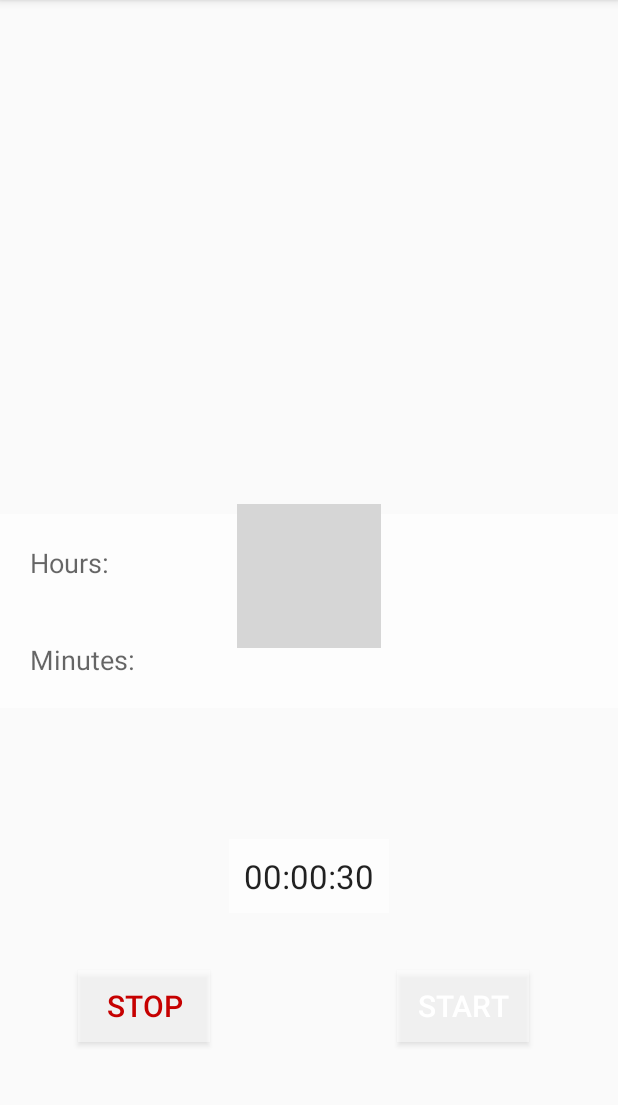
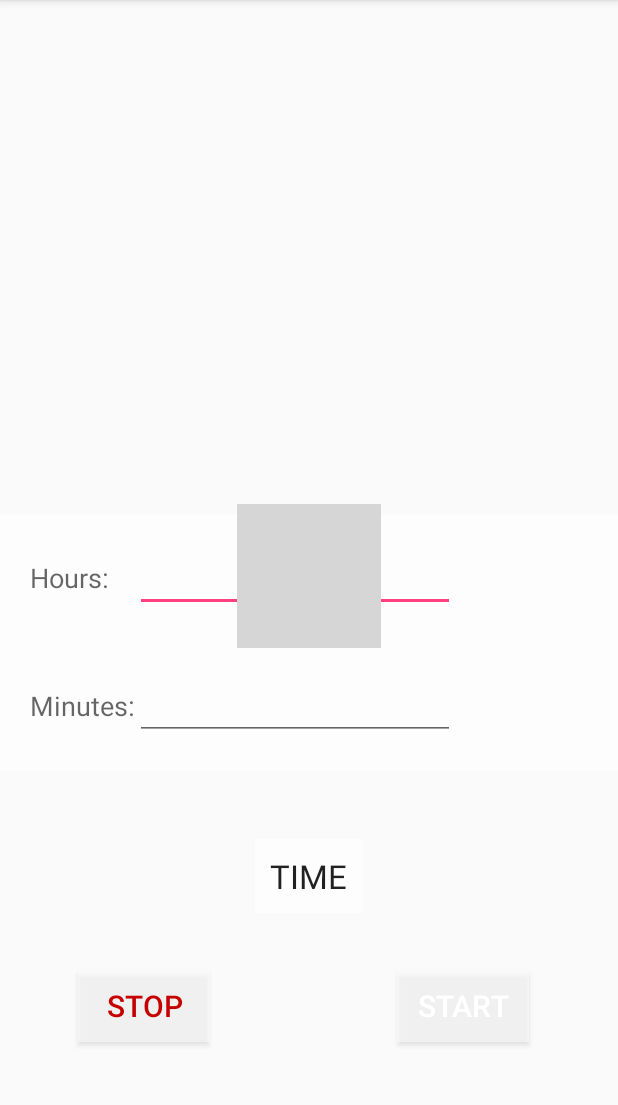
Before and after one commit to caoimheharvey/Assignment3, an Android app: the Timer screen opened directly, with no data from a screen before it, on a phone screen of 412 x 824 dp, the part 84-1189 px from its top. Run offline under Robolectric (Android 15) with nearby library versions, the light colour scheme and no system bars; 2 statements that could not run were skipped; grey boxes are pictures that could not be loaded.

Commit message:
conversion methods added

```diff
--- a/app/src/main/java/dit/assignment3/Timer.java
+++ b/app/src/main/java/dit/assignment3/Timer.java
@@ -17,6 +17,9 @@ public class Timer extends AppCompatActivity {
     EditText hoursIn, minIn;
     Button start, stop;
     TextView textViewTime;
+    int totalTime;
+    int inHr, inMin;
+    int hoursMs, minMs;
 
     @Override
     protected void onCreate(Bundle savedInstanceState) {
@@ -24,17 +27,24 @@ public class Timer extends AppCompatActivity {
         setContentView(R.layout.activity_timer);
 
         //initiallizing declared variables
-       // hoursIn = (EditText) findViewById(R.id.hoursET);
-        //minIn = (EditText) findViewById(R.id.minET);
+        hoursIn = (EditText) findViewById(R.id.hoursET);
+        minIn = (EditText) findViewById(R.id.minET);
         start = (Button) findViewById(R.id.startButton);
         stop = (Button) findViewById(R.id.stopButton);
         textViewTime = (TextView) findViewById(R.id.timeDisp);
 
+        inHr = Integer.parseInt(String.valueOf(hoursIn));
+        inMin = Integer.parseInt(String.valueOf(minIn));
 
+        hoursMs = hrsToMs(inHr);
+        minMs = minToMs(inMin);
+        totalTime = hoursMs * minMs;
 
-        textViewTime.setText("00:00:30");
+        //temp start time
+        textViewTime.setText("TIME");
 
-        final CounterClass timer = new CounterClass(30000, 1000);
+        //counter class below -> new CounterClass(time, interval)
+        final CounterClass timer = new CounterClass(totalTime, 1000);
         start.setOnClickListener(new View.OnClickListener() {
             @Override
             public void onClick(View v) {
@@ -51,9 +61,28 @@ public class Timer extends AppCompatActivity {
         });
 
 
-
     }
 
+    private int hrsToMs(int hours)
+    {
+        //site for conversions:
+        //http://amsi.org.au/teacher_modules/D0/D0g2.png
+
+        int minutes = hours * 60;
+        int seconds = minutes * 60;
+        int millis = seconds * 1000;
+        return  millis;
+    }
+
+    private int minToMs(int min)
+    {
+        //site for conversions:
+        //http://amsi.org.au/teacher_modules/D0/D0g2.png
+
+        int seconds = min * 60;
+        int millis = seconds * 1000;
+        return  millis;
+    }
 
 
     public class CounterClass extends CountDownTimer {
@@ -71,6 +100,7 @@ public class Timer extends AppCompatActivity {
 
         @Override
         public void onTick(long millisUntilFinished) {
+            //every tick
             long millis = millisUntilFinished;
             String hrsminsec = String.format("%02d:%02d:%02d", TimeUnit.MILLISECONDS.toHours(millis),
                     TimeUnit.MILLISECONDS.toMinutes(millis) - TimeUnit.HOURS.toMinutes(TimeUnit.MILLISECONDS.toMinutes(millis)),
--- a/app/src/main/res/layout/activity_timer.xml
+++ b/app/src/main/res/layout/activity_timer.xml
@@ -43,13 +43,16 @@
         android:layout_alignParentLeft="true"
         android:layout_alignParentStart="true" />
 
+
+
     <TableLayout
         android:layout_width="match_parent"
         android:layout_height="200dp"
         android:layout_marginBottom="104dp"
         android:layout_above="@+id/startButton"
         android:layout_alignParentLeft="true"
-        android:layout_alignParentStart="true">
+        android:layout_alignParentStart="true"
+        android:id="@+id/tableLayout">
 
         <TableRow
             android:padding="20dp"
@@ -64,6 +67,14 @@
                 android:text="Hours: "
                 android:id="@+id/hoursLabel"
                 android:layout_column="0" />
+
+            <EditText
+                android:layout_width="wrap_content"
+                android:layout_height="wrap_content"
+                android:inputType="number"
+                android:ems="10"
+                android:id="@+id/hoursET"
+                android:layout_column="1" />
 
         </TableRow>
 
@@ -83,6 +94,15 @@
                 android:id="@+id/minutesLabel"
                 android:layout_column="0" />
 
+            <EditText
+                android:layout_width="wrap_content"
+                android:layout_height="wrap_content"
+                android:inputType="number"
+                android:ems="10"
+                android:id="@+id/minET"
+                android:layout_column="1" />
+
+
         </TableRow>
 
     </TableLayout>
@@ -99,4 +119,6 @@
         android:layout_marginBottom="38dp"
         android:background="#99ffffff" />
 
+
+
 </RelativeLayout>
```
Also changed, not shown: app/src/main/res/drawable/start_button_blk.png (added), app/src/main/res/drawable/start_button_wht.png (added), app/src/main/res/drawable/stop_button_blk.png (added), app/src/main/res/drawable/stop_button_wht.png (added).
